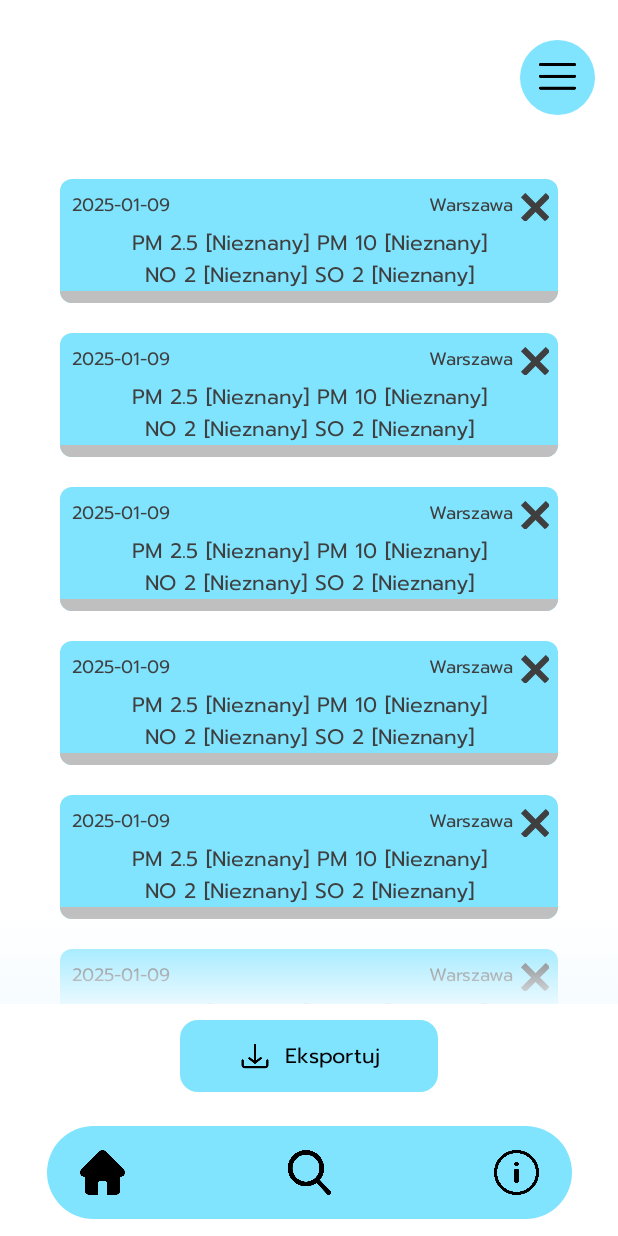
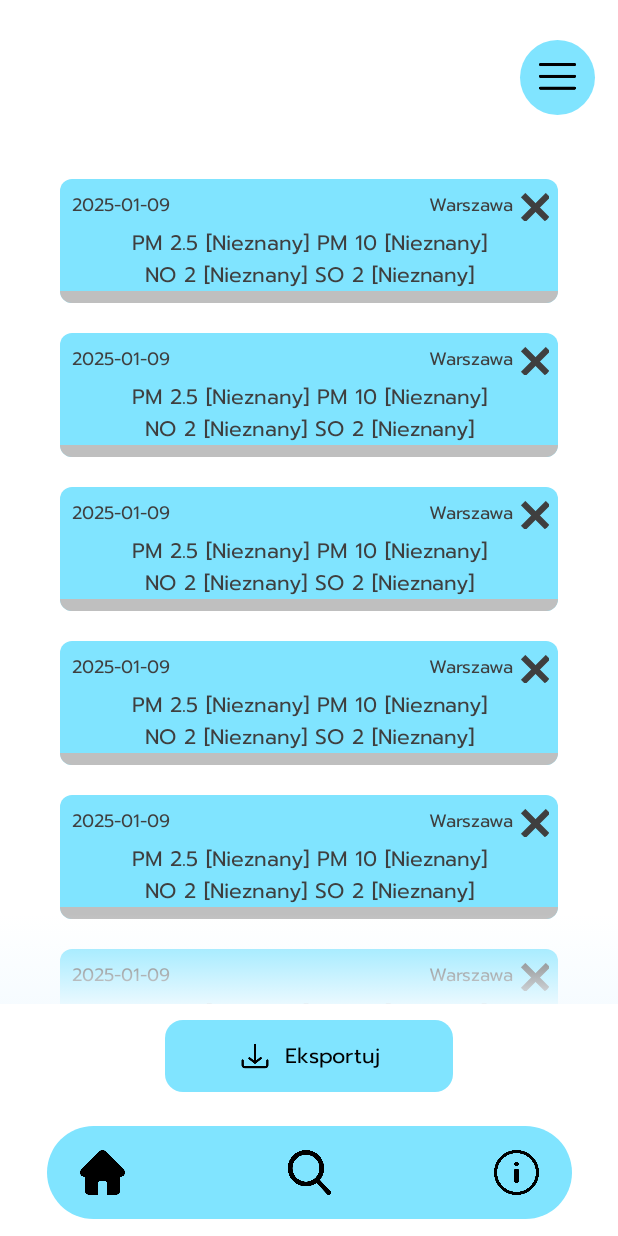
Before and after one commit to Projet-Zespolowy-Lab/air-checker, an Android app built with Jetpack Compose: the @Preview function HistoryPreview, on a phone screen of 412 x 824 dp. Run offline under Robolectric (Android 15) with nearby library versions, the phone set to English and light mode, and no system bars; our stand-ins replace livedata-compose; network calls fail.

Commit message:
rozszerzenie eksportuj plus poprawka w dacie eksportu

```diff
--- a/app/src/main/java/com/example/air_checker/view/HistoryView.kt
+++ b/app/src/main/java/com/example/air_checker/view/HistoryView.kt
@@ -193,7 +193,7 @@ fun HistoryView(items: List<Measure>) {
             },
             modifier = Modifier
                 .fillMaxWidth()
-                .padding(horizontal = 120.dp)
+                .padding(horizontal = 110.dp)
                 .background(Color(0xFF80E4FF), shape = RoundedCornerShape(12.dp))
         ) {
             Image(
```
Also changed, not shown: app/src/main/java/com/example/air_checker/database/DatabaseHelper.kt (+9 -2 lines).
